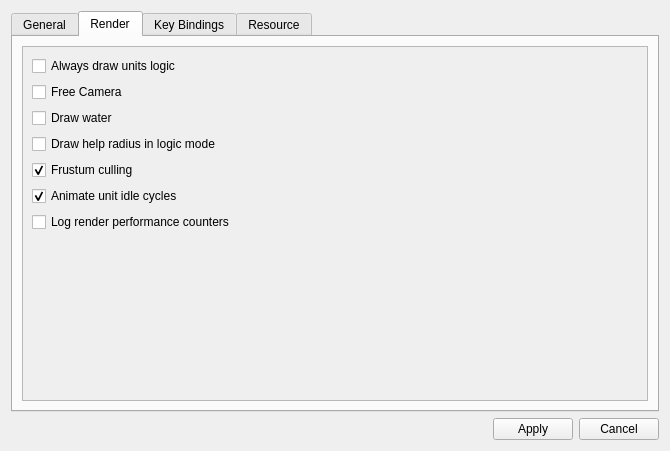
This is source/app/settings.ui in Samolleg/ataman-mp as Qt 5 draws it before an edit. The edited form follows.
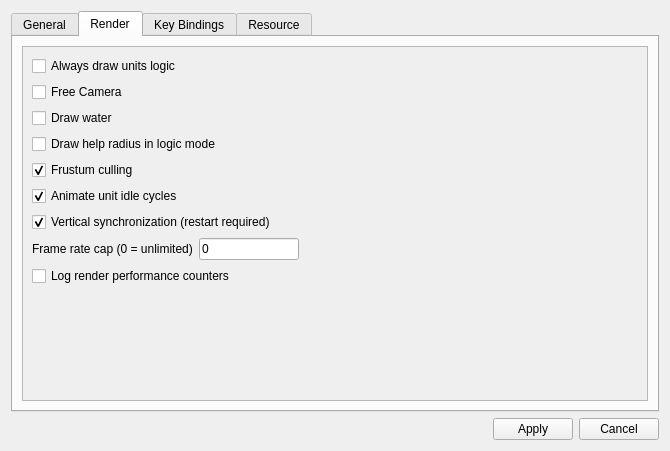
This is the edited form. The open tabs and pages were chosen to show the change.

Commit message: Expose render pacing settings

Patch:
```diff
--- a/source/app/settings.ui
+++ b/source/app/settings.ui
@@ -380,6 +380,59 @@
              </property>
             </widget>
            </item>
+           <item>
+            <widget class="QCheckBox" name="renderVSync">
+             <property name="toolTip">
+              <string>Synchronizes presentation to the display refresh rate. Changing this option takes effect after restarting the editor.</string>
+             </property>
+             <property name="text">
+              <string>Vertical synchronization (restart required)</string>
+             </property>
+             <property name="checked">
+              <bool>true</bool>
+             </property>
+            </widget>
+           </item>
+           <item>
+            <layout class="QHBoxLayout" name="renderFpsCapLayout">
+             <item>
+              <widget class="QLabel" name="renderFpsCapLabel">
+               <property name="text">
+                <string>Frame rate cap (0 = unlimited)</string>
+               </property>
+              </widget>
+             </item>
+             <item>
+              <widget class="QLineEdit" name="renderFpsCap">
+               <property name="toolTip">
+                <string>Limits viewport updates per second. Zero is unlimited; VSync may still limit presentation.</string>
+               </property>
+               <property name="maximumSize">
+                <size>
+                 <width>100</width>
+                 <height>16777215</height>
+                </size>
+               </property>
+               <property name="text">
+                <string>0</string>
+               </property>
+              </widget>
+             </item>
+             <item>
+              <spacer name="renderFpsCapSpacer">
+               <property name="orientation">
+                <enum>Qt::Horizontal</enum>
+               </property>
+               <property name="sizeHint" stdset="0">
+                <size>
+                 <width>40</width>
+                 <height>20</height>
+                </size>
+               </property>
+              </spacer>
+             </item>
+            </layout>
+           </item>
            <item>
             <widget class="QCheckBox" name="renderPerformanceCounters">
              <property name="toolTip">
```
The commit also changes 11 other files.
